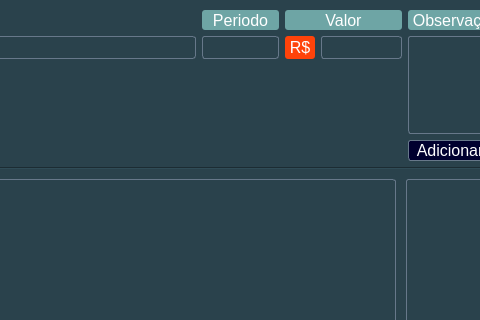
Old version of the form UI/frmcadastraservico.ui in the repository megatrommendes/MegaPetz; both pictures show x 384 to 864 and y 0 to 320 of the 1196 by 508 pixel window.
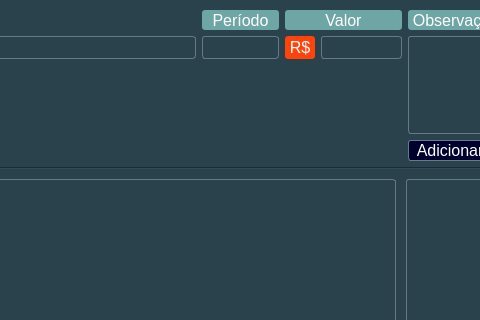
New version of the form. Icons and pictures are not drawn.

The edit to the form file:
```diff
--- a/UI/frmcadastraservico.ui
+++ b/UI/frmcadastraservico.ui
@@ -435,7 +435,7 @@
 border-radius:3px</string>
       </property>
       <property name="text">
-       <string> Periodo </string>
+       <string> Período </string>
       </property>
       <property name="alignment">
        <set>Qt::AlignCenter</set>
```
Left out of the diff: 10 changed lines with no effect on the pictures.
